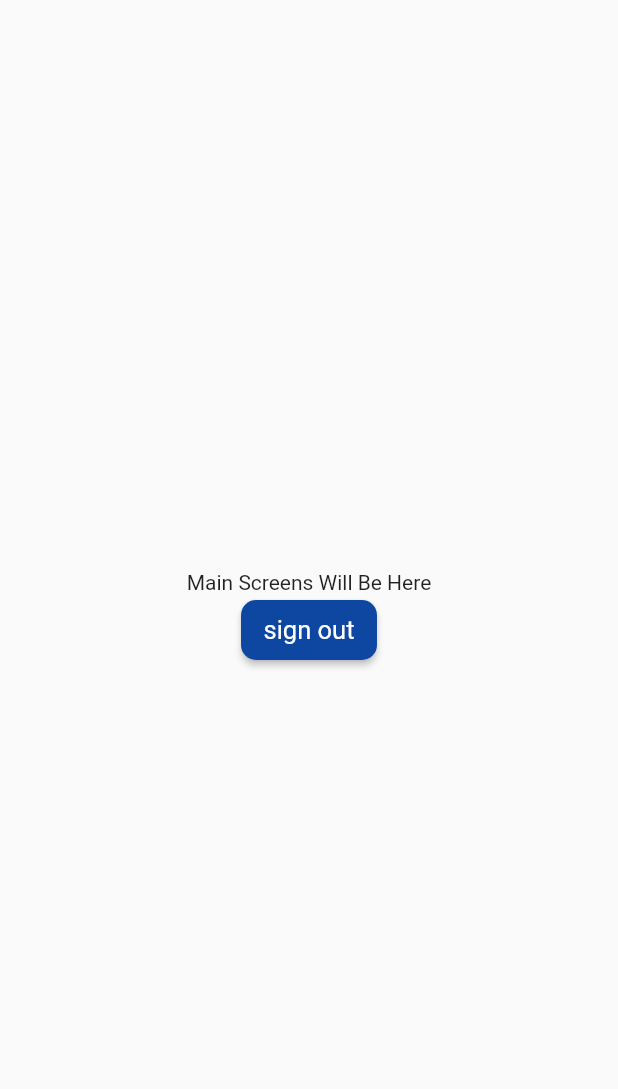
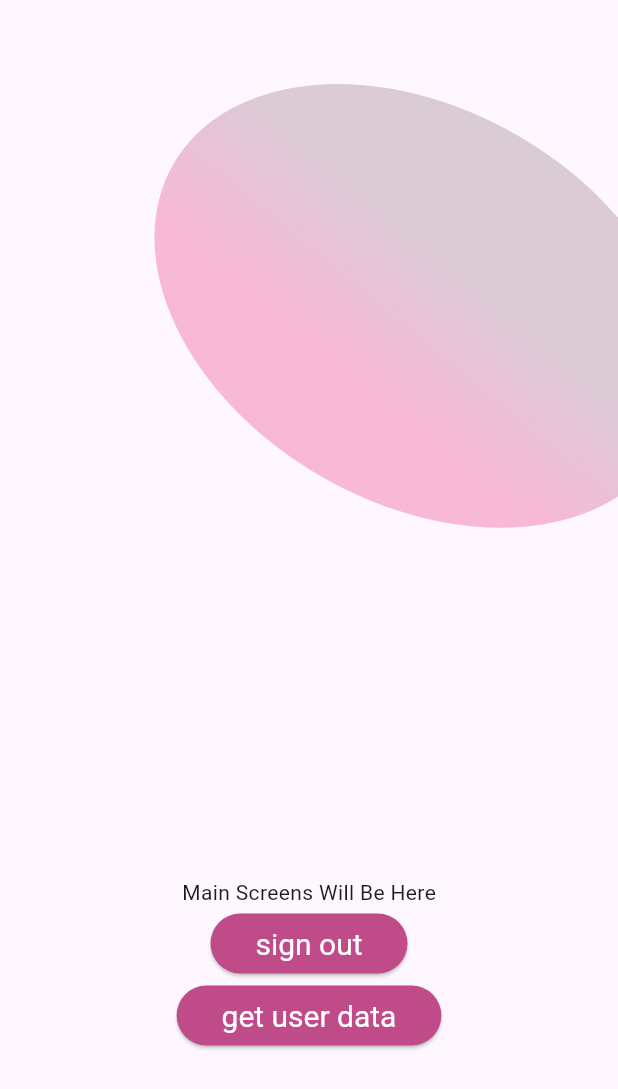
Before and after one commit to salahalshafey/breast_cancer_awareness, a Flutter app: the screen it shows once a user with an empty profile is signed in, on a phone screen of 412 x 824 dp. Shown: the top 1089 px of the screen. Run offline on Flutter 3.47's test engine with Material 2 defaults, Android fonts, the light colour scheme and no system bars; our stand-ins replace cloud_firestore, dio, firebase_auth, firebase_core, firebase_storage, flutter_svg and 6 more; accounts and stored records are empty; project files that could hold a hidden picture were left out.

Commit message:
finishing sign in screen

```diff
--- a/lib/src/app.dart
+++ b/lib/src/app.dart
@@ -14,8 +14,8 @@ import 'injection_container.dart' as di;
 class MyApp extends StatelessWidget {
   const MyApp({Key? key}) : super(key: key);
 
-  Color get _myPrimaryColor => Colors.blue[900]!;
-  Color get _mysecondaryColor => Colors.blue[700]!;
+  Color get _myPrimaryColor => const Color.fromRGBO(191, 76, 136, 1);
+  Color get _mysecondaryColor => const Color.fromRGBO(223, 122, 175, 1);
 
   @override
   Widget build(BuildContext context) {
@@ -23,11 +23,13 @@ class MyApp extends StatelessWidget {
       providers: [
         ChangeNotifierProvider(create: (ctx) => di.sl<Account>()),
       ],
-      child: MaterialApp(
+      builder: (context, child) {
+        return MaterialApp(
           debugShowCheckedModeBanner: false,
           title: 'Breast Cancer Awareness',
           theme: ThemeData(
             primaryColor: _myPrimaryColor,
+            useMaterial3: true,
             secondaryHeaderColor: _mysecondaryColor,
             appBarTheme: AppBarTheme(
               color: _myPrimaryColor,
@@ -40,18 +42,30 @@ class MyApp extends StatelessWidget {
             ),*/
             ),
             iconTheme: IconThemeData(color: _myPrimaryColor),
+            inputDecorationTheme: InputDecorationTheme(
+              contentPadding: const EdgeInsets.symmetric(horizontal: 10),
+              hintStyle: const TextStyle(color: Colors.white),
+              border: OutlineInputBorder(
+                  borderSide: BorderSide.none,
+                  borderRadius: BorderRadius.circular(22)),
+              filled: true,
+              fillColor: _mysecondaryColor,
+            ),
             elevatedButtonTheme: ElevatedButtonThemeData(
               style: ButtonStyle(
                 backgroundColor:
                     MaterialStateProperty.all<Color>(_myPrimaryColor),
+                foregroundColor: MaterialStateProperty.all<Color>(Colors.white),
                 textStyle: MaterialStateProperty.all<TextStyle>(const TextStyle(
-                fontSize: 17,
+                  fontSize: 20,
+                  color: Colors.white,
                 )),
                 shape: MaterialStateProperty.all(
-                RoundedRectangleBorder(borderRadius: BorderRadius.circular(10)),
+                  RoundedRectangleBorder(
+                      borderRadius: BorderRadius.circular(22)),
                 ),
                 padding: MaterialStateProperty.all(
-                  const EdgeInsets.symmetric(vertical: 10, horizontal: 15)),
+                    const EdgeInsets.symmetric(vertical: 5, horizontal: 30)),
               ),
             ),
             outlinedButtonTheme: OutlinedButtonThemeData(
@@ -62,7 +76,8 @@ class MyApp extends StatelessWidget {
                   fontSize: 17,
                 )),
                 shape: MaterialStateProperty.all(
-                RoundedRectangleBorder(borderRadius: BorderRadius.circular(10)),
+                  RoundedRectangleBorder(
+                      borderRadius: BorderRadius.circular(10)),
                 ),
                 padding: MaterialStateProperty.all(
                     const EdgeInsets.symmetric(vertical: 10, horizontal: 15)),
@@ -75,8 +90,8 @@ class MyApp extends StatelessWidget {
               ),
             ),
             dialogTheme: DialogTheme(
-            shape:
-                RoundedRectangleBorder(borderRadius: BorderRadius.circular(20)),
+              shape: RoundedRectangleBorder(
+                  borderRadius: BorderRadius.circular(20)),
             ),
             progressIndicatorTheme:
                 ProgressIndicatorThemeData(color: _myPrimaryColor),
@@ -101,7 +116,8 @@ class MyApp extends StatelessWidget {
             FirstSignUpScreen.routName: (ctx) => const FirstSignUpScreen(),
             SecondSignUpScreen.routName: (ctx) => const SecondSignUpScreen(),
           },
-      ),
+        );
+      },
     );
   }
 }
--- a/lib/src/main_screen.dart
+++ b/lib/src/main_screen.dart
@@ -1,5 +1,12 @@
+import 'dart:math';
+
+import 'package:breast_cancer_awareness/src/features/account/presentation/providers/account.dart';
 import 'package:firebase_auth/firebase_auth.dart';
 import 'package:flutter/material.dart';
+
+import 'dart:ui' as ui;
+
+import 'package:provider/provider.dart';
 
 class MainScreen extends StatelessWidget {
   const MainScreen({super.key});
@@ -10,7 +17,17 @@ class MainScreen extends StatelessWidget {
       body: Center(
         child: Column(
           mainAxisAlignment: MainAxisAlignment.center,
+          crossAxisAlignment: CrossAxisAlignment.center,
           children: [
+            Transform(
+              transform: Matrix4.translationValues(50, 100, 0)
+                //..scale(2, 2, 2)
+                ..rotateZ(pi / -3),
+              child: CustomPaint(
+                size: Size(422, (422 * 1.0950332320446576).toDouble()),
+                painter: RPSCustomPainter(),
+              ),
+            ),
             const Text("Main Screens Will Be Here"),
             ElevatedButton(
               onPressed: () async {
@@ -18,9 +35,55 @@ class MainScreen extends StatelessWidget {
               },
               child: const Text("sign out"),
             ),
+            const GetUserData(),
           ],
         ),
       ),
     );
   }
 }
+
+class GetUserData extends StatelessWidget {
+  const GetUserData({super.key});
+
+  @override
+  Widget build(BuildContext context) {
+    return ElevatedButton(
+      onPressed: () async {
+        final account = Provider.of<Account>(context, listen: false);
+        final info = await account.getUserInfo();
+        print(
+            "${info.firstName}, ${info.lastName}, ${info.id}, ${info.imageURl}, ${info.userType}");
+      },
+      child: Text("get user data"),
+    );
+  }
+}
+
+//Copy this CustomPainter code to the Bottom of the File
+class RPSCustomPainter extends CustomPainter {
+  @override
+  void paint(Canvas canvas, Size size) {
+    Paint paint0Fill = Paint()..style = PaintingStyle.fill;
+    paint0Fill.shader = ui.Gradient.linear(
+      Offset(size.width * 0.07300000, size.height * 0.9090000),
+      Offset(size.width * 0.3180000, size.height * 0.9460000),
+      [
+        Color(0xffe6106b).withOpacity(0.27),
+        Color(0xff7b5465).withOpacity(0.27),
+      ],
+      [0, 1],
+    );
+    canvas.drawOval(
+        Rect.fromCenter(
+            center: Offset(size.width * 0.3185084, size.height * 0.4094186),
+            width: size.width * 0.6370167,
+            height: size.height * 0.8188371),
+        paint0Fill);
+  }
+
+  @override
+  bool shouldRepaint(covariant CustomPainter oldDelegate) {
+    return true;
+  }
+}
```
Also changed, not shown: lib/src/features/account/presentation/pages/sign_in_screen.dart (+95 -38 lines), lib/src/features/account/presentation/widgets/sign_in_form.dart (added, +249 -0 lines), pubspec.yaml (+9 -3 lines), assets/icons/remember_me_icon.svg (added), assets/images/background_cancer_sympol.png (added), assets/images/background_cancer_sympol.svg (added), assets/images/background_flower.svg (added), assets/images/background_image.svg (added), assets/images/person_avatar.png (added), assets/images/person_avatar.svg (added), pubspec.lock. Lines whose indentation alone changed are shown as unchanged.
